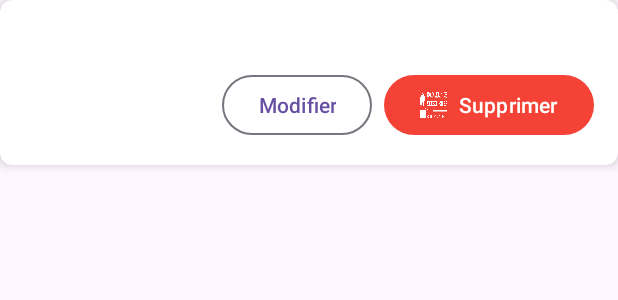
After one commit to miyuou/EMSISMARTPRESENCE, an Android app: the layout item_session.xml on its own in the app's theme, with its tools: preview values and no code run, on a phone screen of 412 x 824 dp. The commit adds this screen. Shown: the top 300 px of the screen. Run offline under Robolectric (Android 15) with nearby library versions, the phone set to English and light mode, and no system bars.

Commit message:
schedule modif +rattrapages

```diff
--- a/app/src/main/AndroidManifest.xml
+++ b/app/src/main/AndroidManifest.xml
@@ -16,6 +16,9 @@
         android:supportsRtl="true"
         android:theme="@style/Theme.EMSIMARKPRESENCE"
         tools:targetApi="31">
+        <activity
+            android:name=".RattrapagesActivity"
+            android:exported="false" />
         <activity
             android:name=".ScheduleActivity"
             android:exported="false" />
--- a/app/src/main/java/com/example/emsismartpresence/HomeActivity.java
+++ b/app/src/main/java/com/example/emsismartpresence/HomeActivity.java
@@ -32,6 +32,7 @@ public class HomeActivity extends AppCompatActivity {
     private void setupCardClickListeners() {
         int[] cardIds = {
                 R.id.card_assistant,
+                R.id.card_annonces,
                 R.id.card_proximite,
                 R.id.card_documents,
                 R.id.card_planning,
@@ -39,6 +40,7 @@ public class HomeActivity extends AppCompatActivity {
 
         Class<?>[] activityClasses = {
                 Assistant_virtuel.class,
+                RattrapagesActivity.class,
                 MapsActivity.class,
                 DocumentsActivity.class,
                 ScheduleActivity.class,
--- /dev/null
+++ b/app/src/main/res/layout/item_session.xml
@@ -0,0 +1,47 @@
+<?xml version="1.0" encoding="utf-8"?>
+<androidx.cardview.widget.CardView xmlns:android="http://schemas.android.com/apk/res/android"
+    xmlns:app="http://schemas.android.com/apk/res-auto"
+    android:layout_width="match_parent"
+    android:layout_height="wrap_content"
+    android:layout_marginBottom="16dp"
+    app:cardElevation="4dp"
+    app:cardCornerRadius="8dp">
+
+    <LinearLayout
+        android:layout_width="match_parent"
+        android:layout_height="wrap_content"
+        android:orientation="vertical"
+        android:padding="16dp">
+
+        <TextView
+            android:id="@+id/sessionText"
+            android:layout_width="match_parent"
+            android:layout_height="wrap_content"
+            android:textSize="16sp"
+            android:layout_marginBottom="8dp"/>
+
+        <LinearLayout
+            android:layout_width="match_parent"
+            android:layout_height="wrap_content"
+            android:orientation="horizontal"
+            android:gravity="end">
+
+            <com.google.android.material.button.MaterialButton
+                android:id="@+id/editButton"
+                android:layout_width="wrap_content"
+                android:layout_height="wrap_content"
+                android:text="Modifier"
+                style="@style/Widget.Material3.Button.OutlinedButton"
+                android:layout_marginEnd="8dp"/>
+
+            <com.google.android.material.button.MaterialButton
+                android:id="@+id/deleteButton"
+                android:layout_width="wrap_content"
+                android:layout_height="wrap_content"
+                android:text="Supprimer"
+                app:backgroundTint="@color/red_500"
+                app:icon="@drawable/logo_emsi"
+                app:iconTint="@android:color/white"/>
+        </LinearLayout>
+    </LinearLayout>
+</androidx.cardview.widget.CardView>
--- a/app/src/main/res/values/colors.xml
+++ b/app/src/main/res/values/colors.xml
@@ -10,4 +10,6 @@
     <color name="orbit_orange">#FF9800</color>
     <color name="orbit_red">#F44336</color>
     <color name="orbit_purple">#9C27B0</color>
+    <color name="red_500">#F44336</color>
+
 </resources>
--- a/app/src/main/res/values/string.xml
+++ b/app/src/main/res/values/string.xml
@@ -7,8 +7,8 @@
     <string name="presence">Présence</string>
     <string name="presence_desc">Icône présence</string>
 
-    <string name="annonces">Annonces</string>
-    <string name="annonces_desc">Icône annonces</string>
+    <string name="annonces">Rattrapages</string>
+    <string name="annonces_desc">Icône rattrapages</string>
     <string name="first_fragment_label">First Fragment</string>
 
     <string name="second_fragment_label">Second Fragment</string>
--- /dev/null
+++ b/app/src/main/res/values/strings.xml
@@ -0,0 +1 @@
+<resources></resources>
```
Also changed, not shown: app/src/main/java/com/example/emsismartpresence/RattrapagesActivity.java (added, +211 -0 lines), app/src/main/java/com/example/emsismartpresence/ScheduleActivity.java (+17 -26 lines), app/src/main/res/layout/activity_rattrapages.xml (added, +42 -0 lines), app/src/main/res/layout/dialog_add_session.xml (added, +46 -0 lines).
